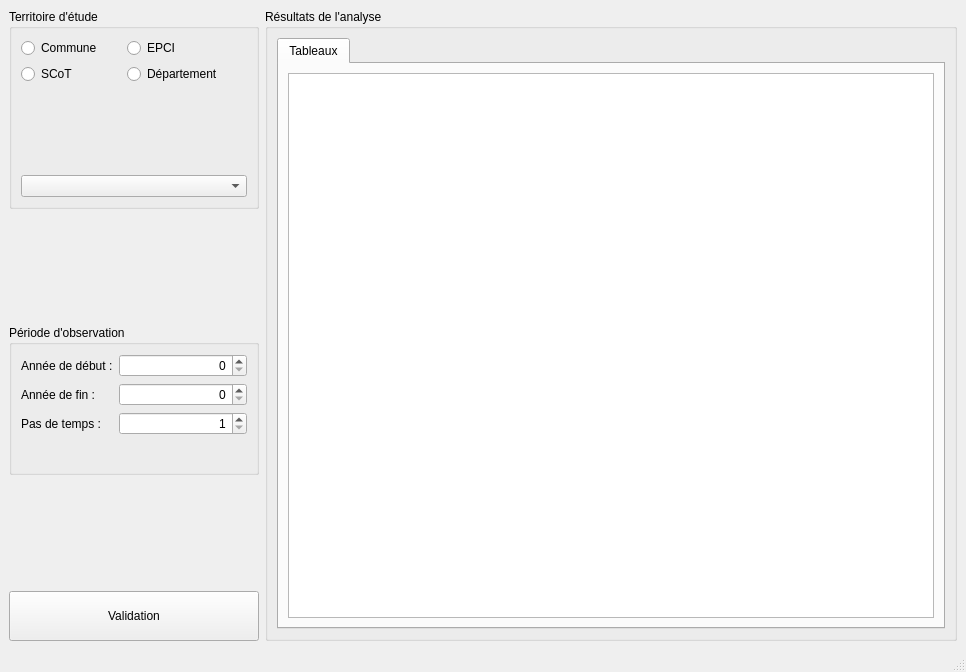
dasycarpum/pro_DDT_Observatoire_foncier, file fenetre_principale.ui: the form before one commit.
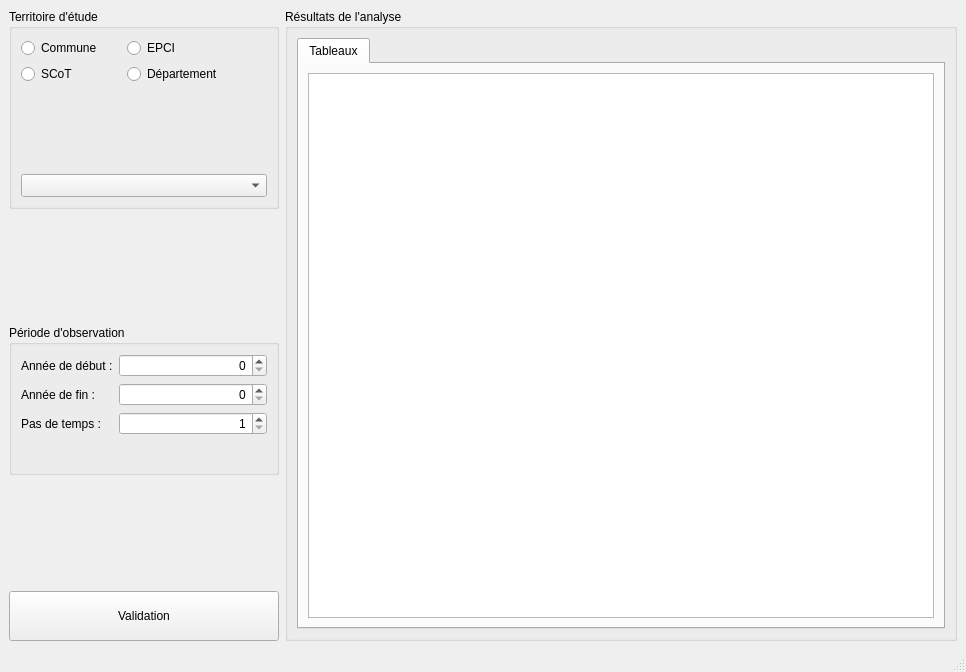
The form after the commit.

```diff
--- a/fenetre_principale.ui
+++ b/fenetre_principale.ui
@@ -153,13 +153,13 @@
        <widget class="QGroupBox" name="groupBox_territoire">
         <property name="minimumSize">
          <size>
-          <width>250</width>
+          <width>270</width>
           <height>200</height>
          </size>
         </property>
         <property name="maximumSize">
          <size>
-          <width>250</width>
+          <width>270</width>
           <height>200</height>
          </size>
         </property>
@@ -185,6 +185,11 @@
          </item>
          <item row="0" column="1">
           <widget class="QRadioButton" name="radioButton_epci">
+           <property name="font">
+            <font>
+             <pointsize>9</pointsize>
+            </font>
+           </property>
            <property name="cursor">
             <cursorShape>PointingHandCursor</cursorShape>
            </property>
@@ -205,6 +210,11 @@
          </item>
          <item row="1" column="1">
           <widget class="QRadioButton" name="radioButton_departement">
+           <property name="font">
+            <font>
+             <pointsize>9</pointsize>
+            </font>
+           </property>
            <property name="cursor">
             <cursorShape>PointingHandCursor</cursorShape>
            </property>
@@ -218,6 +228,11 @@
          </item>
          <item row="5" column="0" colspan="2">
           <widget class="QComboBox" name="comboBox_geographie">
+           <property name="font">
+            <font>
+             <pointsize>10</pointsize>
+            </font>
+           </property>
            <property name="cursor">
             <cursorShape>PointingHandCursor</cursorShape>
            </property>
```
Left out of the diff: 12 changed lines with no effect on the pictures.
